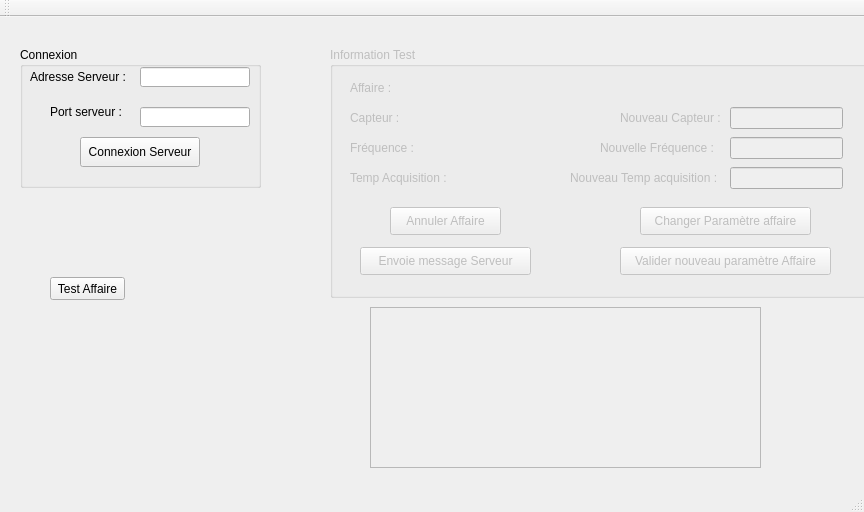
Before: the Qt Designer form PosteBanc/PosteBanc/PosteBanc.ui in Woulfty/Projet_Verin, drawn with Qt 5.
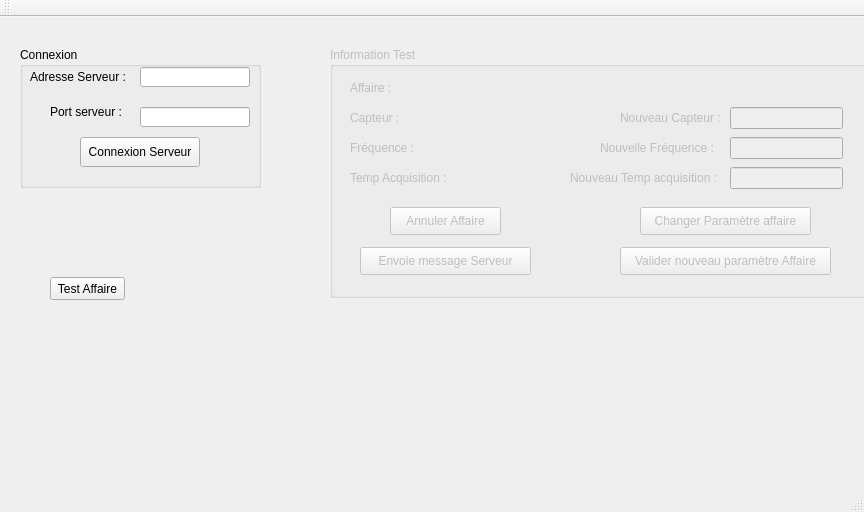
After: the same form once the commit is applied.

Commit message: Modification Lecture QMap et envoie de fin de test

Patch:
```diff
--- a/PosteBanc/PosteBanc/PosteBanc.ui
+++ b/PosteBanc/PosteBanc/PosteBanc.ui
@@ -358,29 +358,6 @@
      <string>Test Affaire</string>
     </property>
    </widget>
-   <widget class="QScrollArea" name="scrollArea">
-    <property name="geometry">
-     <rect>
-      <x>370</x>
-      <y>290</y>
-      <width>391</width>
-      <height>161</height>
-     </rect>
-    </property>
-    <property name="widgetResizable">
-     <bool>true</bool>
-    </property>
-    <widget class="QWidget" name="scrollAreaWidgetContents">
-     <property name="geometry">
-      <rect>
-       <x>0</x>
-       <y>0</y>
-       <width>389</width>
-       <height>159</height>
-      </rect>
-     </property>
-    </widget>
-   </widget>
   </widget>
   <widget class="QMenuBar" name="menuBar">
    <property name="geometry">
```
The commit also changes 2 other files.
